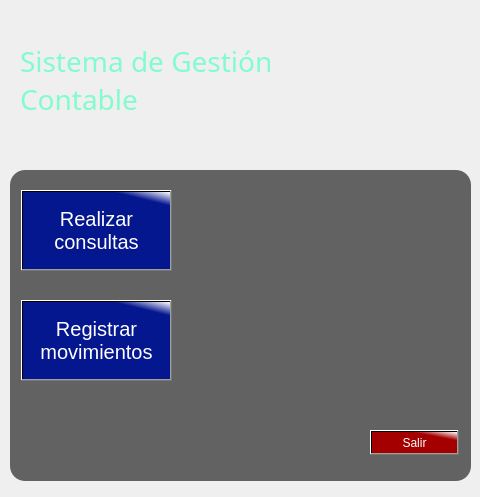
Qt form ventana_SGC.ui (darkeruz/SGC_python) before a commit.
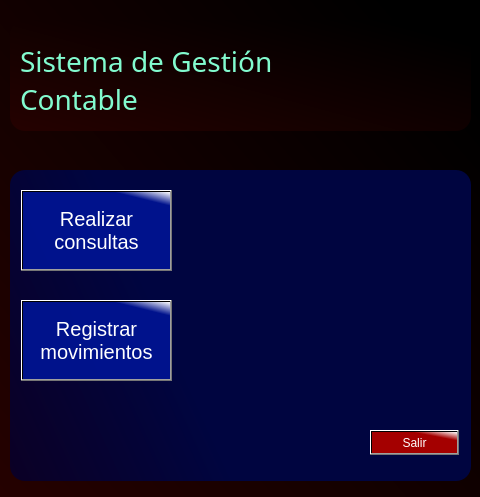
The same form after that commit. Icons and pictures are not drawn.

Commit message: cambie la imagen de fondo de los ui por un gradiente debido a que no sé por que no me tomaba el fondo a la hora de programarlo de la manera "correcta"...

```diff
--- a/ventana_SGC.ui
+++ b/ventana_SGC.ui
@@ -31,7 +31,7 @@
   </property>
   <property name="styleSheet">
    <string notr="true">QWidget{
-	background-image: url(:/images/images/backgroundDarkRed.jpg);
+		background: qlineargradient(spread:pad, x1:0, y1:1, x2:0.946, y2:0.159, stop:0 rgba(37, 1, 0, 255), stop:1 rgba(0, 0, 0, 255));
 }
 
 QFrame#frame_top{
@@ -44,7 +44,7 @@
 	width: 260px;
     height: 260px;
     border-radius: 15px;
-    background: rgba(3,3,3,0.60);
+    background: qlineargradient(spread:pad, x1:0, y1:1, x2:0.445545, y2:0.863636, stop:0 rgba(11, 0, 37, 255), stop:1 rgba(0, 5, 64, 255));
     display: none;
 }
 
```
The commit also changes 7 other files.
